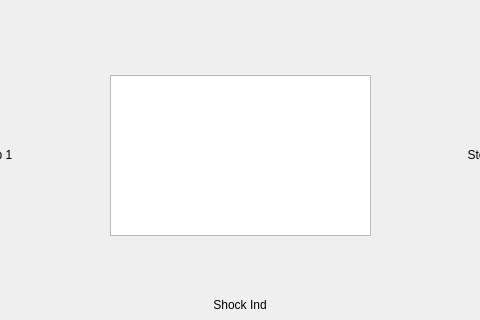
Old version of the form AEDproject/mainwindow.ui in the repository comp3004Final/comp3004Final; both pictures show x 130 to 610 and y 115 to 435 of the 1490 by 735 pixel window.
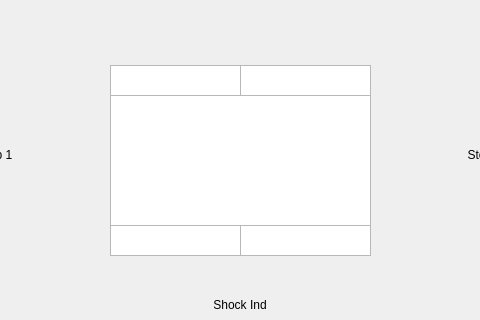
New version of the form.

What changed in the file:
```diff
--- a/AEDproject/mainwindow.ui
+++ b/AEDproject/mainwindow.ui
@@ -65,9 +65,9 @@
      <property name="geometry">
       <rect>
        <x>220</x>
-       <y>180</y>
+       <y>200</y>
        <width>261</width>
-       <height>161</height>
+       <height>131</height>
       </rect>
      </property>
      <property name="font">
@@ -214,6 +214,76 @@
       <set>Qt::AlignCenter</set>
      </property>
     </widget>
+    <widget class="QTextBrowser" name="shocksCounter">
+     <property name="geometry">
+      <rect>
+       <x>220</x>
+       <y>170</y>
+       <width>131</width>
+       <height>31</height>
+      </rect>
+     </property>
+     <property name="font">
+      <font>
+       <family>Source Code Pro</family>
+      </font>
+     </property>
+    </widget>
+    <widget class="QTextBrowser" name="timeElapsed">
+     <property name="geometry">
+      <rect>
+       <x>350</x>
+       <y>170</y>
+       <width>131</width>
+       <height>31</height>
+      </rect>
+     </property>
+     <property name="font">
+      <font>
+       <family>Source Code Pro</family>
+      </font>
+     </property>
+    </widget>
+    <widget class="QTextBrowser" name="heartRhythm">
+     <property name="geometry">
+      <rect>
+       <x>220</x>
+       <y>330</y>
+       <width>131</width>
+       <height>31</height>
+      </rect>
+     </property>
+     <property name="font">
+      <font>
+       <family>Source Code Pro</family>
+      </font>
+     </property>
+    </widget>
+    <widget class="QTextBrowser" name="battery">
+     <property name="geometry">
+      <rect>
+       <x>350</x>
+       <y>330</y>
+       <width>131</width>
+       <height>31</height>
+      </rect>
+     </property>
+     <property name="font">
+      <font>
+       <family>Source Code Pro</family>
+      </font>
+     </property>
+    </widget>
+    <widget class="QGraphicsView" name="graph">
+     <property name="geometry">
+      <rect>
+       <x>220</x>
+       <y>200</y>
+       <width>261</width>
+       <height>131</height>
+      </rect>
+     </property>
+    </widget>
    </widget>
    <widget class="QFrame" name="promptFrame">
     <property name="geometry">
```
